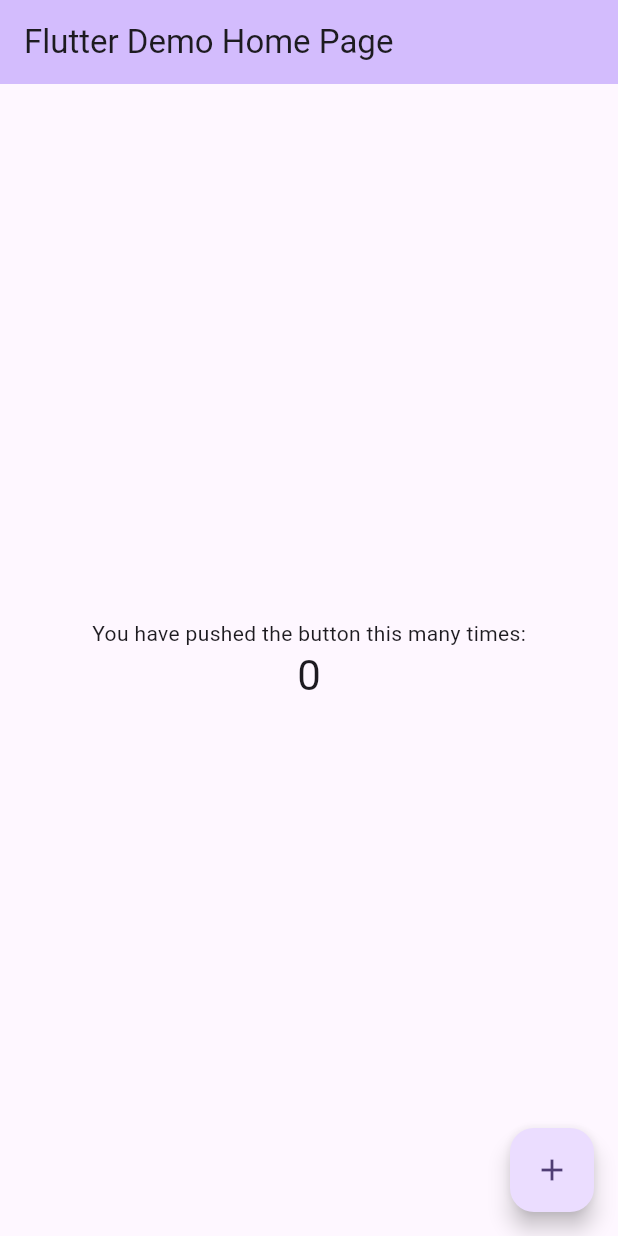
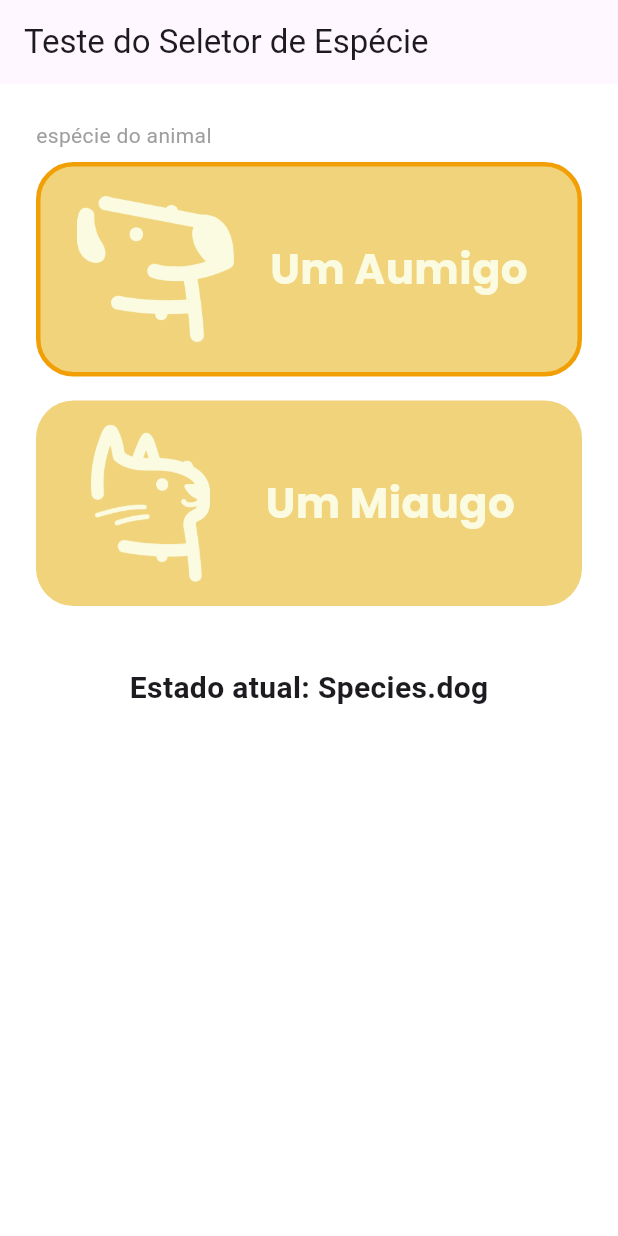
Before and after one commit to FatecFranca/DSM-P5-G07-2025-2, a Flutter app: the screen it shows after launch, on a phone screen of 412 x 824 dp. Run offline on Flutter 3.47's test engine with Material 3 defaults, Android fonts, the phone set to English and light mode, and no system bars; our stand-ins replace google_fonts.

Commit message:
SCRUM-92: Criação do componente SelectSpecies

```diff
--- /dev/null
+++ b/mobile/lib/components/ui/select_species.dart
@@ -0,0 +1,121 @@
+import 'package:flutter/material.dart';
+import '../../enums/species.dart';
+import 'package:google_fonts/google_fonts.dart';
+
+class SelectSpecies extends StatefulWidget {
+  final Species initialValue;
+  final Function(Species) onChanged;
+
+  const SelectSpecies({
+    super.key,
+    required this.onChanged,
+    this.initialValue = Species.dog,
+  });
+
+  @override
+  State<SelectSpecies> createState() => _SelectSpeciesState();
+}
+
+class _SelectSpeciesState extends State<SelectSpecies> {
+  late Species _selectedSpecies;
+
+  @override
+  void initState() {
+    super.initState();
+    _selectedSpecies = widget.initialValue;
+  }
+
+  void _selectSpecies(Species species) {
+    setState(() {
+      _selectedSpecies = species;
+    });
+    widget.onChanged(species);
+  }
+
+  @override
+  Widget build(BuildContext context) {
+    return Column(
+      crossAxisAlignment: CrossAxisAlignment.start,
+      children: [
+        const Text(
+          'espécie do animal',
+          style: TextStyle(fontSize: 14, color: Colors.grey),
+        ),
+        const SizedBox(height: 8),
+        _buildSpeciesButton(species: Species.dog),
+        const SizedBox(height: 16),
+        _buildSpeciesButton(species: Species.cat),
+      ],
+    );
+  }
+
+  Widget _buildSpeciesButton({required Species species}) {
+    final bool isSelected = (_selectedSpecies == species);
+
+    const Color orangeBorderColor = Color(0xFFF29F05);
+    const Color buttonBackgroundColor = Color(0xFFF0D37B);
+    const Color iconAndTextColor = Color(0xFFFBFBE1);
+    const double borderRadius = 25.0;
+
+    double currentIconWidth;
+    double currentIconHeight;
+    String imagePath;
+    String text;
+
+    if (species == Species.dog) {
+      imagePath = 'imagens/cao-dex.png';
+      text = 'Um Aumigo';
+      currentIconWidth = 105.0;
+      currentIconHeight = 105.0;
+    } else {
+      imagePath = 'imagens/gato-dex.png';
+      text = 'Um Miaugo';
+      currentIconWidth = 105.0;
+      currentIconHeight = 105.0;
+    }
+
+    Widget imageWidget = Image.asset(
+      imagePath,
+      width: currentIconWidth,
+      height: currentIconHeight,
+      color: iconAndTextColor,
+      colorBlendMode: BlendMode.srcIn,
+    );
+
+    if (species == Species.cat) {
+      imageWidget = Transform.scale(
+        scaleX: -1,
+        child: imageWidget,
+      );
+    }
+
+    return GestureDetector(
+      onTap: () => _selectSpecies(species),
+      child: AnimatedContainer(
+        duration: const Duration(milliseconds: 200),
+        padding: const EdgeInsets.symmetric(horizontal: 24, vertical: 16),
+        decoration: BoxDecoration(
+          color: buttonBackgroundColor,
+          borderRadius: BorderRadius.circular(borderRadius),
+          border: isSelected
+              ? Border.all(color: orangeBorderColor, width: 3.0)
+              : null,
+        ),
+        child: Row(
+          children: [
+            imageWidget,
+            const SizedBox(width: 24),
+            Text(
+              text,
+              style: GoogleFonts.poppins(
+                color: iconAndTextColor,
+                fontSize: 28,
+                fontWeight: FontWeight.bold,
+              ),
+            ),
+          ],
+        ),
+      ),
+    );
+  }
+}
--- /dev/null
+++ b/mobile/lib/enums/input_size.dart
@@ -0,0 +1,5 @@
+enum InputSize {
+  large,
+  medium,
+  small,
+}
--- /dev/null
+++ b/mobile/lib/enums/species.dart
@@ -0,0 +1,4 @@
+enum Species {
+  dog,
+  cat,
+}
--- a/mobile/lib/main.dart
+++ b/mobile/lib/main.dart
@@ -1,5 +1,6 @@
 import 'package:flutter/material.dart';
-
+import 'components/ui/select_species.dart';
+import 'enums/species.dart';
 void main() {
   runApp(const MyApp());
 }
@@ -7,116 +8,52 @@ void main() {
 class MyApp extends StatelessWidget {
   const MyApp({super.key});
 
-  // This widget is the root of your application.
   @override
   Widget build(BuildContext context) {
     return MaterialApp(
-      title: 'Flutter Demo',
-      theme: ThemeData(
-        // This is the theme of your application.
-        //
-        // TRY THIS: Try running your application with "flutter run". You'll see
-        // the application has a purple toolbar. Then, without quitting the app,
-        // try changing the seedColor in the colorScheme below to Colors.green
-        // and then invoke "hot reload" (save your changes or press the "hot
-        // reload" button in a Flutter-supported IDE, or press "r" if you used
-        // the command line to start the app).
-        //
-        // Notice that the counter didn't reset back to zero; the application
-        // state is not lost during the reload. To reset the state, use hot
-        // restart instead.
-        //
-        // This works for code too, not just values: Most code changes can be
-        // tested with just a hot reload.
-        colorScheme: ColorScheme.fromSeed(seedColor: Colors.deepPurple),
-      ),
-      home: const MyHomePage(title: 'Flutter Demo Home Page'),
+      title: 'PetDex Component Test',
+      theme: ThemeData.light(),
+      home: const ComponentTestScreen(),
     );
   }
 }
 
-class MyHomePage extends StatefulWidget {
-  const MyHomePage({super.key, required this.title});
-
-  // This widget is the home page of your application. It is stateful, meaning
-  // that it has a State object (defined below) that contains fields that affect
-  // how it looks.
-
-  // This class is the configuration for the state. It holds the values (in this
-  // case the title) provided by the parent (in this case the App widget) and
-  // used by the build method of the State. Fields in a Widget subclass are
-  // always marked "final".
-
-  final String title;
+class ComponentTestScreen extends StatefulWidget {
+  const ComponentTestScreen({super.key});
 
   @override
-  State<MyHomePage> createState() => _MyHomePageState();
+  State<ComponentTestScreen> createState() => _ComponentTestScreenState();
 }
 
-class _MyHomePageState extends State<MyHomePage> {
-  int _counter = 0;
-
-  void _incrementCounter() {
-    setState(() {
-      // This call to setState tells the Flutter framework that something has
-      // changed in this State, which causes it to rerun the build method below
-      // so that the display can reflect the updated values. If we changed
-      // _counter without calling setState(), then the build method would not be
-      // called again, and so nothing would appear to happen.
-      _counter++;
-    });
-  }
+class _ComponentTestScreenState extends State<ComponentTestScreen> {
+  Species _selectedSpecies = Species.dog;
 
   @override
   Widget build(BuildContext context) {
-    // This method is rerun every time setState is called, for instance as done
-    // by the _incrementCounter method above.
-    //
-    // The Flutter framework has been optimized to make rerunning build methods
-    // fast, so that you can just rebuild anything that needs updating rather
-    // than having to individually change instances of widgets.
     return Scaffold(
-      appBar: AppBar(
-        // TRY THIS: Try changing the color here to a specific color (to
-        // Colors.amber, perhaps?) and trigger a hot reload to see the AppBar
-        // change color while the other colors stay the same.
-        backgroundColor: Theme.of(context).colorScheme.inversePrimary,
-        // Here we take the value from the MyHomePage object that was created by
-        // the App.build method, and use it to set our appbar title.
-        title: Text(widget.title),
-      ),
-      body: Center(
-        // Center is a layout widget. It takes a single child and positions it
-        // in the middle of the parent.
+      backgroundColor: Colors.white,
+      appBar: AppBar(title: const Text('Teste do Seletor de Espécie')),
+      body: Padding(
+        padding: const EdgeInsets.all(24.0),
         child: Column(
-          // Column is also a layout widget. It takes a list of children and
-          // arranges them vertically. By default, it sizes itself to fit its
-          // children horizontally, and tries to be as tall as its parent.
-          //
-          // Column has various properties to control how it sizes itself and
-          // how it positions its children. Here we use mainAxisAlignment to
-          // center the children vertically; the main axis here is the vertical
-          // axis because Columns are vertical (the cross axis would be
-          // horizontal).
-          //
-          // TRY THIS: Invoke "debug painting" (choose the "Toggle Debug Paint"
-          // action in the IDE, or press "p" in the console), to see the
-          // wireframe for each widget.
-          mainAxisAlignment: MainAxisAlignment.center,
-          children: <Widget>[
-            const Text('You have pushed the button this many times:'),
+          children: [
+            SelectSpecies(
+              initialValue: _selectedSpecies,
+              onChanged: (species) {
+                setState(() {
+                  _selectedSpecies = species;
+                });
+                print('Espécie selecionada: $species');
+              },
+            ),
+            const SizedBox(height: 40),
             Text(
-              '$_counter',
-              style: Theme.of(context).textTheme.headlineMedium,
+              'Estado atual: ${_selectedSpecies.toString()}',
+              style: const TextStyle(fontSize: 20, fontWeight: FontWeight.bold),
             ),
           ],
         ),
       ),
-      floatingActionButton: FloatingActionButton(
-        onPressed: _incrementCounter,
-        tooltip: 'Increment',
-        child: const Icon(Icons.add),
-      ), // This trailing comma makes auto-formatting nicer for build methods.
     );
   }
 }
--- a/mobile/pubspec.yaml
+++ b/mobile/pubspec.yaml
@@ -34,6 +34,7 @@ dependencies:
   # The following adds the Cupertino Icons font to your application.
   # Use with the CupertinoIcons class for iOS style icons.
   cupertino_icons: ^1.0.8
+  google_fonts: ^6.2.1
 
 dev_dependencies:
   flutter_test:
@@ -58,9 +59,8 @@ flutter:
   uses-material-design: true
 
   # To add assets to your application, add an assets section, like this:
-  # assets:
-  #   - images/a_dot_burr.jpeg
-  #   - images/a_dot_ham.jpeg
+  assets:
+    - imagens/
 
   # An image asset can refer to one or more resolution-specific "variants", see
   # https://flutter.dev/to/resolution-aware-images
```
Also changed, not shown: mobile/lib/components/ui/input.dart (added, +120 -0 lines), mobile/imagens/cao-dex.png (added), mobile/imagens/gato-dex.png (added), mobile/imagens/logo-petdex.png (added), mobile/imagens/pata-dex.png (added), mobile/imagens/uno.png (added), mobile/pubspec.lock, 1 other file.
